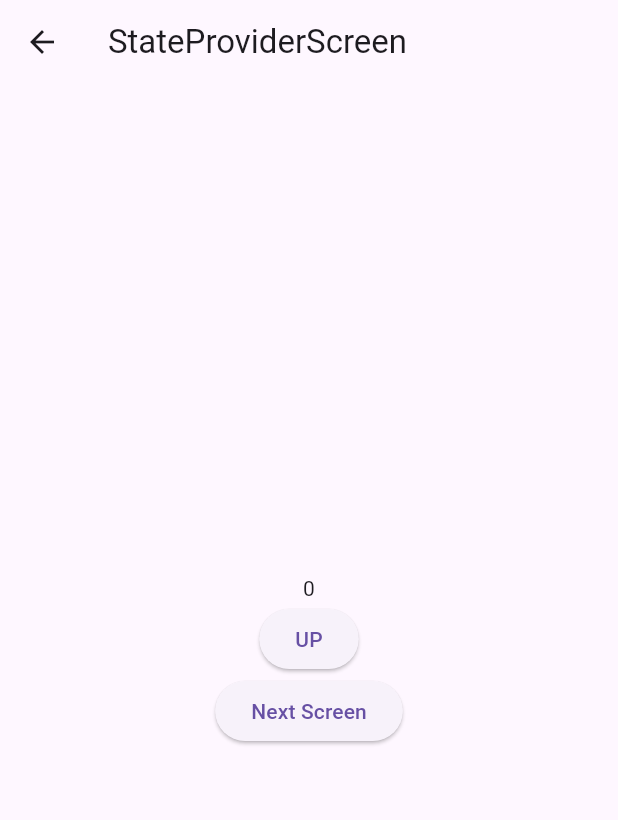
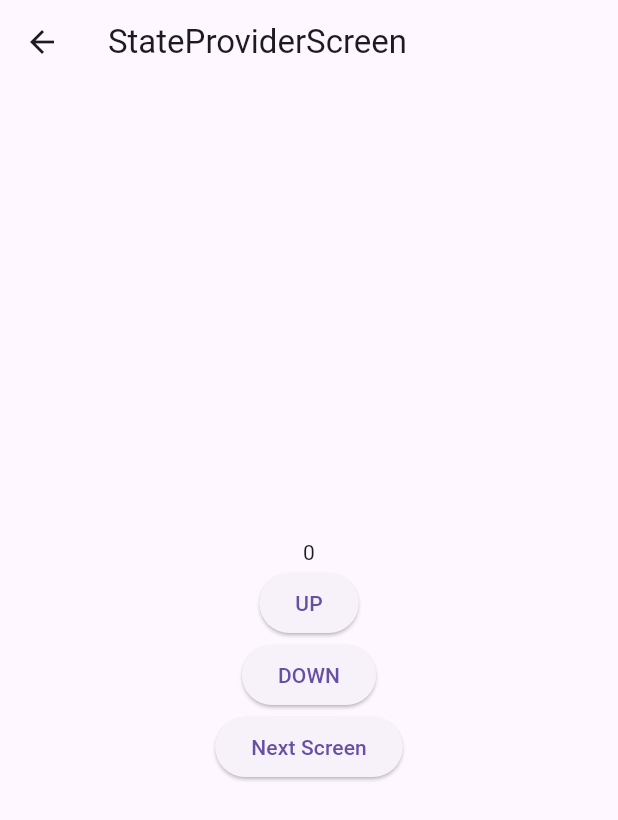
Before and after one commit to g0garden/flutter-state-management-prac, a Flutter app: the screen it shows after launch, after a tap on "StateProviderScreen", on a phone screen of 412 x 824 dp. Shown: the top 820 px of the screen. Run offline on Flutter 3.47's test engine with Material 3 defaults, Android fonts, the phone set to English and light mode, and no system bars; our stand-ins replace flutter_riverpod.

Commit message:
StateProvider state 변경 방법
• UI에서 “직접적으로” 데이터를 변경할 수 있도록 하고싶을때 사용
• 단순한 형태의 데이터만 관리 (int, double, String등)
• Map, List등 복잡한 형태의 데이터는 다루지 않음
• 복잡한 로직이 필요한경우 사용하지 않음
• number++ 정도의 간단한 로직으로만 한정

```diff
--- a/riverpod_prac/lib/screen/state_provider_screen.dart
+++ b/riverpod_prac/lib/screen/state_provider_screen.dart
@@ -24,6 +24,13 @@ class StateProviderScreen extends ConsumerWidget {
                         .update((state) => state + 1);
                   },
                   child: const Text('UP')),
+              ElevatedButton(
+                  onPressed: () {
+                    //state 직접적으로 변경가능
+                    ref.read(numberProvider.notifier).state =
+                        ref.read(numberProvider.notifier).state - 1;
+                  },
+                  child: const Text('DOWN')),
               ElevatedButton(
                   onPressed: () {
                     Navigator.of(context)
```
